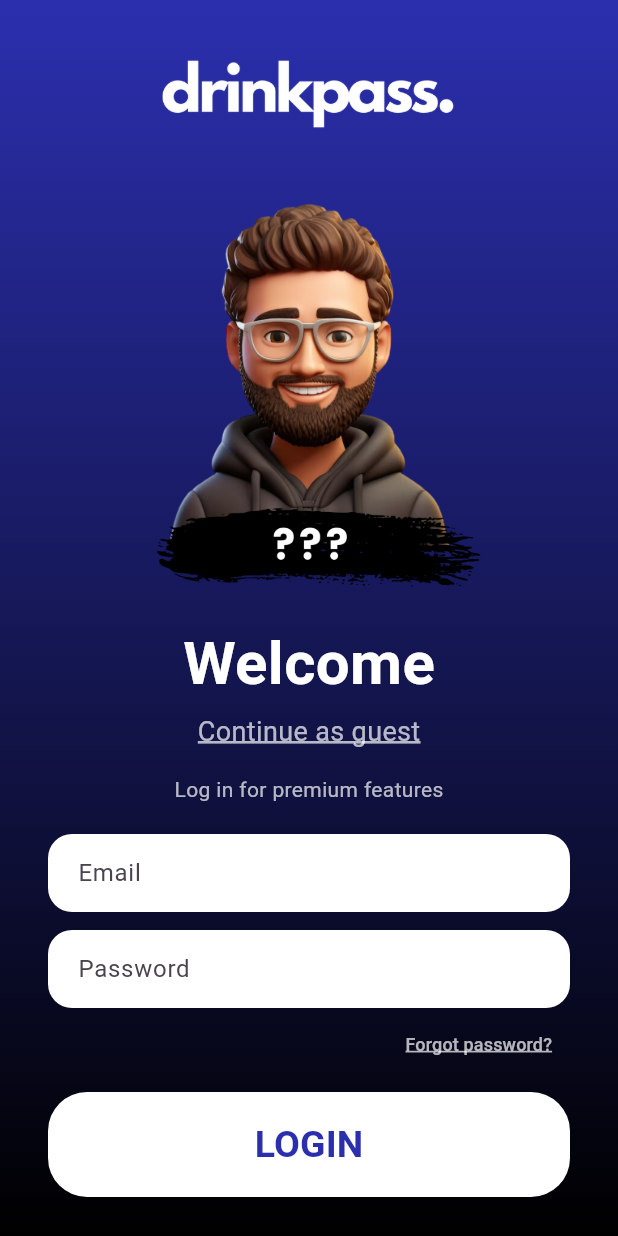
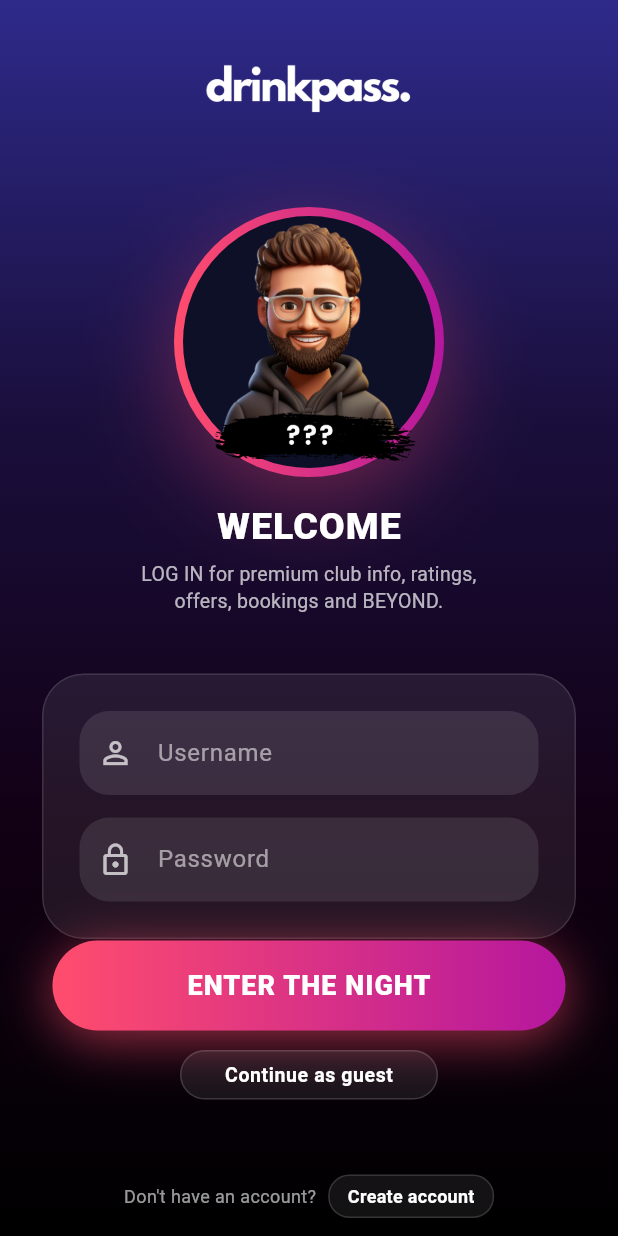
Before and after one commit to lukacetkovic/DrinkPass_projekat, a Flutter app: the LoginScreen screen opened directly, on a phone screen of 412 x 824 dp. Run offline on Flutter 3.47's test engine with Material 3 defaults, Android fonts, the phone set to English and light mode, and no system bars; Roboto replaces fonts that are missing (Poppins).

Commit message:
Redizajn LOGIN dizajna u atraktivniji UI

```diff
--- a/lib/main.dart
+++ b/lib/main.dart
@@ -1,5 +1,5 @@
 import 'package:flutter/material.dart';
-import 'screens/clubDetails_screen.dart';
+import 'screens/login_screen.dart';
 
 void main() {
   runApp(const DrinkPassApp());
@@ -12,7 +12,7 @@
   Widget build(BuildContext context) {
     return const MaterialApp(
       debugShowCheckedModeBanner: false,
-      home: ClubDetailsScreen(),
+      home: LoginScreen(),
     );
   }
 }
--- a/lib/screens/login_screen.dart
+++ b/lib/screens/login_screen.dart
@@ -2,6 +2,12 @@
 
 class LoginScreen extends StatelessWidget {
   const LoginScreen({super.key});
+
+  static const LinearGradient primaryGradient = LinearGradient(
+    colors: [Color(0xFFFF4D6D), Color(0xFFB5179E)],
+    begin: Alignment.centerLeft,
+    end: Alignment.centerRight,
+  );
 
   @override
   Widget build(BuildContext context) {
@@ -13,205 +19,253 @@
             begin: Alignment.topCenter,
             end: Alignment.bottomCenter,
             colors: [
-              Color(0xFF2B2FAE),
+              Color(0xFF2E2A8A),
+              Color(0xFF1A0F3D),
+              Color(0xFF120014),
               Color(0xFF000000),
             ],
           ),
         ),
         child: SafeArea(
-          child: SingleChildScrollView(
-            padding: const EdgeInsets.only(bottom: 24),
+          child: LayoutBuilder(
+            builder: (context, constraints) {
+              return SizedBox(
+                height: constraints.maxHeight,
                 child: Column(
+                  mainAxisAlignment: MainAxisAlignment.spaceBetween,
                   children: [
-
-                const SizedBox(height: 24),
-
-
-                Image.asset(
-                  'assets/images/LOGO.png',
-                  width: 200,
+                    Column(
+                      children: [
+                        const SizedBox(height: 32),
+                        Image.asset('assets/images/LOGO.png', height: 56),
+                        const SizedBox(height: 50),
+                        Container(
+                          width: 180,
+                          height: 180,
+                          decoration: BoxDecoration(
+                            shape: BoxShape.circle,
+                            gradient: primaryGradient,
+                            boxShadow: [
+                              BoxShadow(
+                                color: const Color(
+                                  0xFFFF4D6D,
+                                ).withOpacity(0.35),
+                                blurRadius: 50,
+                                offset: const Offset(0, 18),
                               ),
-
-                const SizedBox(height: 24),
-
-
-                Image.asset(
+                            ],
+                          ),
+                          padding: const EdgeInsets.all(6),
+                          child: Container(
+                            decoration: const BoxDecoration(
+                              shape: BoxShape.circle,
+                              color: Color(0xFF0E1028),
+                            ),
+                            child: Image.asset(
                               'assets/images/AVATAR3.png',
-                  width: 270,
-                ),
-
-                const SizedBox(height: 16),
-
-
-                const Text(
-                  'Welcome',
-                  style: TextStyle(
-                    fontFamily: 'Poppins',
-                    fontSize: 40,
-                    fontWeight: FontWeight.w700,
-                    color: Colors.white,
-                  ),
-                ),
-
-                const SizedBox(height: 4),
-
-
-                GestureDetector(
-                  onTap: () {},
-                  child: const Text(
-                    'Continue as guest',
-                    style: TextStyle(
-                      fontFamily: 'Poppins',
-                      fontSize: 18,
-                      color: Colors.white70,
-                      decoration: TextDecoration.underline,
-                      decorationColor: Colors.white70,
-                      decorationThickness: 2,
-                      height: 1.4
+                              fit: BoxFit.contain,
                             ),
                           ),
                         ),
-
-                const SizedBox(height: 16),
-
+                        const SizedBox(height: 15),
                         const Text(
-                  'Log in for premium features',
+                          'WELCOME',
                           style: TextStyle(
                             fontFamily: 'Poppins',
-                    fontSize: 14,
-                    color: Colors.white70,
+                            fontSize: 25,
+                            fontWeight: FontWeight.w900,
+                            color: Colors.white,
+                            letterSpacing: 0.7,
                           ),
                         ),
-
-                const SizedBox(height: 20),
-
-
-                Padding(
-                  padding: const EdgeInsets.symmetric(horizontal: 32),
-                  child: TextField(
-                    decoration: InputDecoration(
-                      hintText: 'Email',
-                      filled: true,
-                      fillColor: Colors.white,
-                      contentPadding: const EdgeInsets.symmetric(
-                        vertical: 14,
-                        horizontal: 16,
-                      ),
-                      border: OutlineInputBorder(
-                        borderRadius: BorderRadius.circular(16),
-                        borderSide: BorderSide.none,
+                        const SizedBox(height: 4),
+                        const Text(
+                          'LOG IN for premium club info, ratings,\n'
+                          'offers, bookings and BEYOND.',
+                          textAlign: TextAlign.center,
+                          style: TextStyle(
+                            fontFamily: 'Poppins',
+                            fontSize: 13,
+                            color: Colors.white70,
+                            letterSpacing: 0.2,
+                            height: 1.4,
                           ),
                         ),
+                        const SizedBox(height: 40),
+                        Container(
+                          margin: const EdgeInsets.symmetric(horizontal: 28),
+                          padding: const EdgeInsets.all(24),
+                          decoration: BoxDecoration(
+                            color: Colors.white.withOpacity(0.08),
+                            borderRadius: BorderRadius.circular(28),
+                            border: Border.all(
+                              color: Colors.white.withOpacity(0.12),
                             ),
                           ),
-
-                const SizedBox(height: 12),
-
-
-                Padding(
-                  padding: const EdgeInsets.symmetric(horizontal: 32),
-                  child: TextField(
-                    obscureText: true,
-                    decoration: InputDecoration(
-                      hintText: 'Password',
-                      filled: true,
-                      fillColor: Colors.white,
-                      contentPadding: const EdgeInsets.symmetric(
-                        vertical: 14,
-                        horizontal: 16,
+                          child: Column(
+                            children: [
+                              _inputField(
+                                hint: 'Username',
+                                icon: Icons.person_outline,
                               ),
-                      border: OutlineInputBorder(
-                        borderRadius: BorderRadius.circular(16),
-                        borderSide: BorderSide.none,
+                              const SizedBox(height: 15),
+                              _inputField(
+                                hint: 'Password',
+                                icon: Icons.lock_outline,
+                                obscure: true,
+                              ),
+                            ],
                           ),
                         ),
+                      ],
                     ),
+                    Column(
+                      children: [
+                        Padding(
+                          padding: const EdgeInsets.symmetric(horizontal: 35),
+                          child: GestureDetector(
+                            onTap: () {},
+                            child: Container(
+                              width: double.infinity,
+                              height: 60,
+                              decoration: BoxDecoration(
+                                gradient: primaryGradient,
+                                borderRadius: BorderRadius.circular(32),
+                                boxShadow: [
+                                  BoxShadow(
+                                    color: const Color(
+                                      0xFFFF4D6D,
+                                    ).withOpacity(0.6),
+                                    blurRadius: 30,
+                                    offset: const Offset(0, 6),
                                   ),
-
-                Padding(
-                  padding: const EdgeInsets.symmetric(horizontal: 32),
-                  child: Align(
-                    alignment: Alignment.centerRight,
-                    child: TextButton(
-                      onPressed: () {},
-                      child: const Text(
-                        'Forgot password?',
+                                ],
+                              ),
+                              child: const Center(
+                                child: Text(
+                                  'ENTER THE NIGHT',
                                   style: TextStyle(
                                     fontFamily: 'Poppins',
-                          fontSize: 12,
-                          color: Colors.white70,
-                           decoration: TextDecoration.underline,
-                          decorationColor: Colors.white70,
-                         decorationThickness: 2,
-                         height: 1.4
+                                    fontWeight: FontWeight.w800,
+                                    fontSize: 18,
+                                    letterSpacing: 0.7,
+                                    color: Colors.white,
                                   ),
                                 ),
                               ),
                             ),
                           ),
-
-                const SizedBox(height: 8),
-
-
-                Padding(
-                  padding: const EdgeInsets.symmetric(horizontal: 32),
-                  child: SizedBox(
-                    width: double.infinity,
-                    height: 70,
-                    child: ElevatedButton(
-                      onPressed: () {},
-                      style: ElevatedButton.styleFrom(
-                        backgroundColor: Colors.white,
-                        foregroundColor: const Color(0xFF2B2FAE),
-                        shape: RoundedRectangleBorder(
-                          borderRadius: BorderRadius.circular(26),
+                        ),
+                        const SizedBox(height: 13),
+                        GestureDetector(
+                          onTap: () {},
+                          child: Container(
+                            margin: const EdgeInsets.symmetric(horizontal: 120),
+                            padding: const EdgeInsets.symmetric(vertical: 6),
+                            decoration: BoxDecoration(
+                              color: Colors.white.withOpacity(0.08),
+                              borderRadius: BorderRadius.circular(18),
+                              border: Border.all(
+                                color: Colors.white.withOpacity(0.15),
                               ),
                             ),
-                      child: const Text(
-                        'LOGIN',
+                            child: const Center(
+                              child: Text(
+                                'Continue as guest',
                                 style: TextStyle(
                                   fontFamily: 'Poppins',
-                          fontWeight: FontWeight.w700,
-                          fontSize: 25,
+                                  fontSize: 13,
+                                  color: Colors.white,
+                                  fontWeight: FontWeight.w600,
+                                  letterSpacing: 0.4,
                                 ),
                               ),
                             ),
                           ),
                         ),
-
-                const SizedBox(height: 24),
-
-
-                Row(
+                        const SizedBox(height: 50),
+                        Padding(
+                          padding: const EdgeInsets.only(bottom: 12),
+                          child: Row(
                             mainAxisAlignment: MainAxisAlignment.center,
-                  children: const [
-                    Text(
-                      "Don't have an account? ",
+                            children: [
+                              const Text(
+                                "Don't have an account?",
                                 style: TextStyle(
                                   fontFamily: 'Poppins',
                                   fontSize: 12,
-                        color: Colors.white70,
+                                  color: Colors.white60,
                                 ),
                               ),
-                    Text(
-                      'Create a new account',
+                              const SizedBox(width: 8),
+                              GestureDetector(
+                                onTap: () {},
+                                child: Container(
+                                  padding: const EdgeInsets.symmetric(
+                                    horizontal: 12,
+                                    vertical: 5,
+                                  ),
+                                  decoration: BoxDecoration(
+                                    color: Colors.white.withOpacity(0.07),
+                                    borderRadius: BorderRadius.circular(14),
+                                    border: Border.all(
+                                      color: Colors.white.withOpacity(0.15),
+                                      width: 1,
+                                    ),
+                                  ),
+                                  child: const Text(
+                                    'Create account',
                                     style: TextStyle(
                                       fontFamily: 'Poppins',
                                       fontSize: 12,
                                       color: Colors.white,
-                        decoration: TextDecoration.underline,
-                        decorationColor: Colors.white,
-                        decorationThickness: 1,
-                        height: 1.4
+                                      fontWeight: FontWeight.w600,
+                                      letterSpacing: 0.2,
+                                    ),
+                                  ),
+                                ),
+                              ),
+                            ],
                           ),
                         ),
                       ],
                     ),
                   ],
                 ),
+              );
+            },
           ),
         ),
       ),
     );
   }
+
+  Widget _inputField({
+    required String hint,
+    required IconData icon,
+    bool obscure = false,
+  }) {
+    return TextField(
+      obscureText: obscure,
+      style: const TextStyle(color: Colors.white, fontFamily: 'Poppins'),
+      decoration: InputDecoration(
+        hintText: hint,
+        hintStyle: const TextStyle(
+          color: Colors.white54,
+          fontFamily: 'Poppins',
+        ),
+        prefixIcon: Icon(icon, color: Colors.white70),
+        filled: true,
+        fillColor: Colors.white.withOpacity(0.1),
+        contentPadding: const EdgeInsets.symmetric(
+          vertical: 16,
+          horizontal: 16,
+        ),
+        border: OutlineInputBorder(
+          borderRadius: BorderRadius.circular(20),
+          borderSide: BorderSide.none,
+        ),
+      ),
+    );
   }
+}
```
Lines whose indentation alone changed are shown as unchanged.
